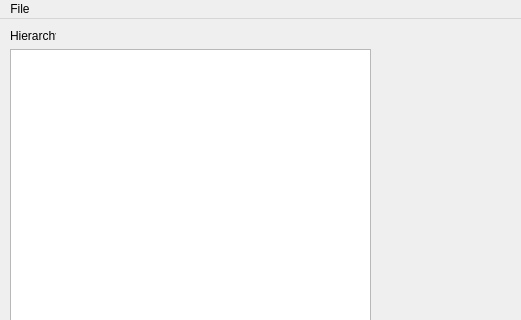
The window that Editor/maineditorwindow.ui (gnleece/Dogwood) describes before a commit, drawn with Qt 5; both pictures show x 0 to 521 and y 0 to 320 of the 1043 by 590 pixel window.
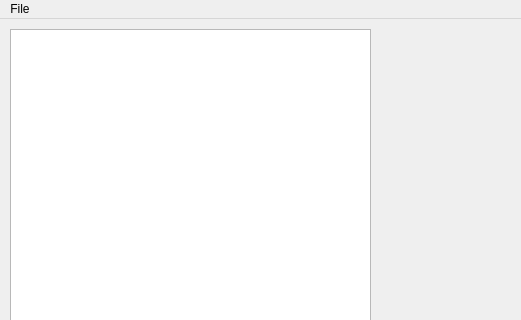
The same window after the commit.

Commit message: Tree view / hierarchy model first pass and test code

Patch:
```diff
--- a/Editor/maineditorwindow.ui
+++ b/Editor/maineditorwindow.ui
@@ -39,24 +39,11 @@
     <property name="geometry">
      <rect>
       <x>10</x>
-      <y>30</y>
-      <width>361</width>
-      <height>471</height>
-     </rect>
-    </property>
-   </widget>
-   <widget class="QLabel" name="label">
-    <property name="geometry">
-     <rect>
-      <x>10</x>
       <y>10</y>
-      <width>46</width>
-      <height>13</height>
+      <width>361</width>
+      <height>491</height>
      </rect>
     </property>
-    <property name="text">
-     <string>Hierarchy</string>
-    </property>
    </widget>
    <widget class="QTextEdit" name="textEdit">
     <property name="geometry">
```
The commit also changes 8 other files.
